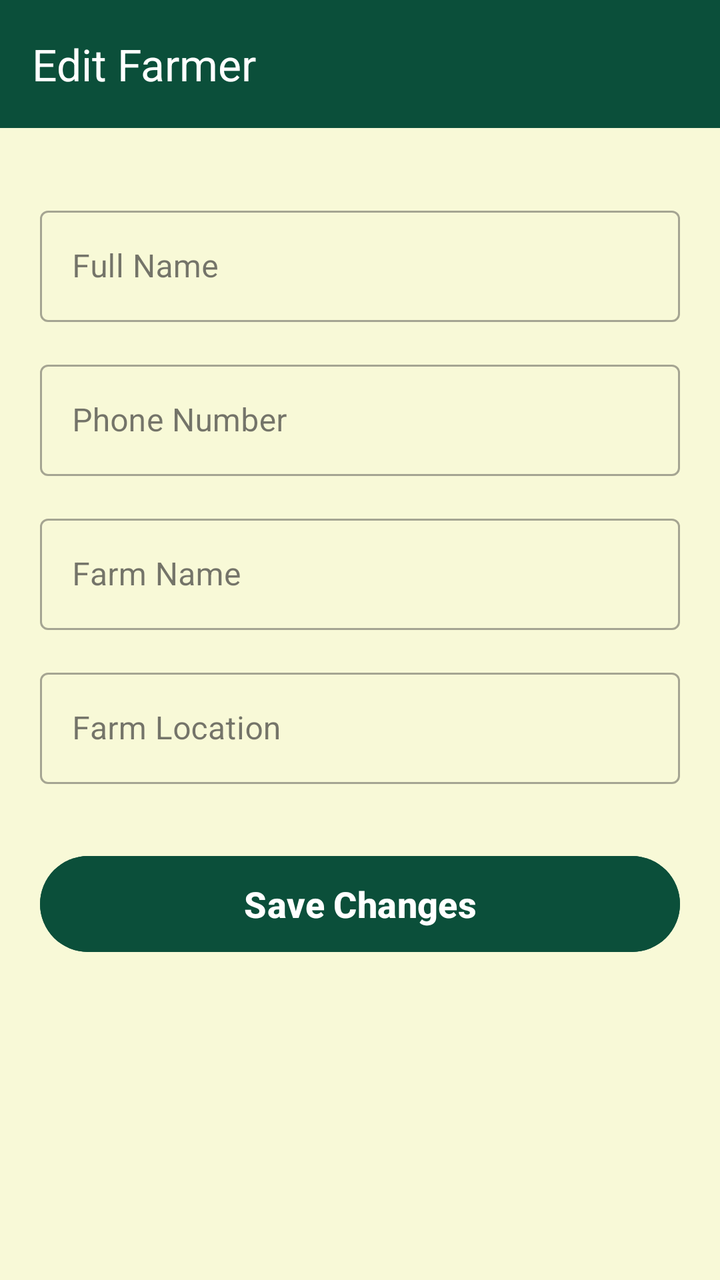
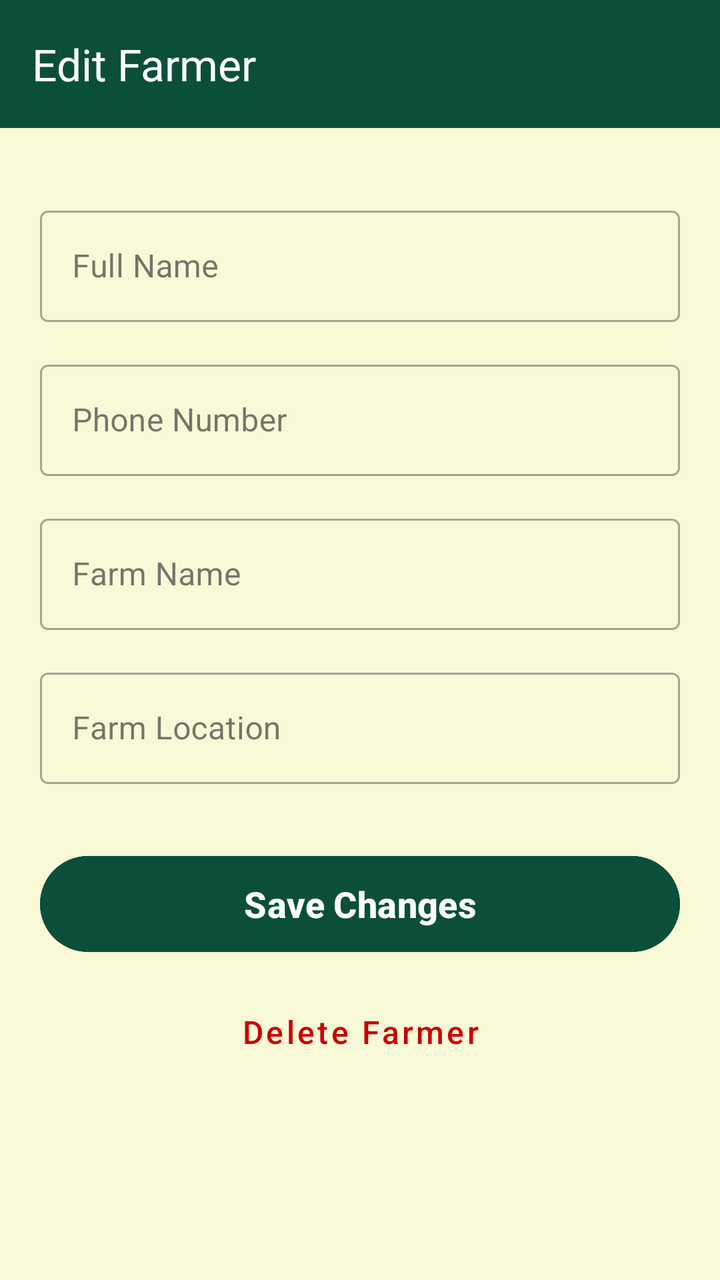

Screens rendered from an Android XML layout before and after an edit, with the pre-edit source and the edit as a unified diff.
<!-- AndroidManifest.xml: application theme Theme.AgriFlowApplication -->
<!-- res/layout/activity_edit_farmer.xml -->
<?xml version="1.0" encoding="utf-8"?>
<androidx.constraintlayout.widget.ConstraintLayout xmlns:android="http://schemas.android.com/apk/res/android"
    xmlns:app="http://schemas.android.com/apk/res-auto"
    xmlns:tools="http://schemas.android.com/tools"
    android:layout_width="match_parent"
    android:layout_height="match_parent"
    android:background="@color/light_bg"
    tools:context=".EditFarmerActivity">

    <androidx.appcompat.widget.Toolbar
        android:id="@+id/toolbar"
        android:layout_width="match_parent"
        android:layout_height="?attr/actionBarSize"
        android:background="@color/primary_green"
        app:layout_constraintTop_toTopOf="parent"
        app:title="@string/edit_farmer"
        app:titleTextColor="@color/white" />

    <ScrollView
        android:layout_width="match_parent"
        android:layout_height="0dp"
        app:layout_constraintBottom_toBottomOf="parent"
        app:layout_constraintTop_toBottomOf="@id/toolbar">

        <LinearLayout
            android:layout_width="match_parent"
            android:layout_height="wrap_content"
            android:orientation="vertical"
            android:padding="20dp">

            <com.google.android.material.textfield.TextInputLayout
                style="@style/Widget.MaterialComponents.TextInputLayout.OutlinedBox"
                android:layout_width="match_parent"
                android:layout_height="wrap_content"
                android:layout_marginTop="16dp"
                android:hint="@string/full_name">

                <com.google.android.material.textfield.TextInputEditText
                    android:id="@+id/etFullName"
                    android:layout_width="match_parent"
                    android:layout_height="wrap_content"
                    android:inputType="textPersonName" />
            </com.google.android.material.textfield.TextInputLayout>

            <com.google.android.material.textfield.TextInputLayout
                style="@style/Widget.MaterialComponents.TextInputLayout.OutlinedBox"
                android:layout_width="match_parent"
                android:layout_height="wrap_content"
                android:layout_marginTop="16dp"
                android:hint="@string/phone">

                <com.google.android.material.textfield.TextInputEditText
                    android:id="@+id/etPhone"
                    android:layout_width="match_parent"
                    android:layout_height="wrap_content"
                    android:inputType="phone" />
            </com.google.android.material.textfield.TextInputLayout>

            <com.google.android.material.textfield.TextInputLayout
                style="@style/Widget.MaterialComponents.TextInputLayout.OutlinedBox"
                android:layout_width="match_parent"
                android:layout_height="wrap_content"
                android:layout_marginTop="16dp"
                android:hint="@string/farm_name">

                <com.google.android.material.textfield.TextInputEditText
                    android:id="@+id/etFarmName"
                    android:layout_width="match_parent"
                    android:layout_height="wrap_content"
                    android:inputType="text" />
            </com.google.android.material.textfield.TextInputLayout>

            <com.google.android.material.textfield.TextInputLayout
                style="@style/Widget.MaterialComponents.TextInputLayout.OutlinedBox"
                android:layout_width="match_parent"
                android:layout_height="wrap_content"
                android:layout_marginTop="16dp"
                android:hint="@string/farm_location">

                <com.google.android.material.textfield.TextInputEditText
                    android:id="@+id/etFarmLocation"
                    android:layout_width="match_parent"
                    android:layout_height="wrap_content"
                    android:inputType="text" />
            </com.google.android.material.textfield.TextInputLayout>

            <Button
                android:id="@+id/btnSave"
                android:layout_width="match_parent"
                android:layout_height="56dp"
                android:layout_marginTop="32dp"
                android:backgroundTint="@color/primary_green"
                android:text="@string/save_changes"
                android:textAllCaps="false"
                android:textColor="@color/white"
                android:textSize="18sp"
                android:textStyle="bold" />

            <ProgressBar
                android:id="@+id/progressBar"
                android:layout_width="wrap_content"
                android:layout_height="wrap_content"
                android:layout_gravity="center"
                android:layout_marginTop="16dp"
                android:visibility="gone" />

        </LinearLayout>
    </ScrollView>

</androidx.constraintlayout.widget.ConstraintLayout>
<!-- resources referenced by this layout -->
<resources>
  <color name="light_bg">#F8F9D7</color>
  <color name="primary_green">#0B4F3A</color>
  <color name="white">#FFFFFFFF</color>
  <string name="edit_farmer">Edit Farmer</string>
  <string name="farm_location">Farm Location</string>
  <string name="farm_name">Farm Name</string>
  <string name="full_name">Full Name</string>
  <string name="phone">Phone Number</string>
  <string name="save_changes">Save Changes</string>
  <style name="Theme.AgriFlowApplication" parent="Base.Theme.AgriFlowApplication" />
  <style name="Base.Theme.AgriFlowApplication" parent="Theme.Material3.DayNight.NoActionBar">
          
          
      </style>
</resources>

<!-- the commit's change to res/layout/activity_edit_farmer.xml (unified diff, before → after) -->
@@ -96,6 +96,17 @@
                 android:textSize="18sp"
                 android:textStyle="bold" />
 
+            <Button
+                android:id="@+id/btnDeleteFarmer"
+                style="@style/Widget.MaterialComponents.Button.TextButton"
+                android:layout_width="match_parent"
+                android:layout_height="56dp"
+                android:layout_marginTop="8dp"
+                android:text="@string/delete_farmer"
+                android:textColor="@android:color/holo_red_dark"
+                android:textAllCaps="false"
+                android:textSize="16sp" />
+
             <ProgressBar
                 android:id="@+id/progressBar"
                 android:layout_width="wrap_content"
<!-- resource entries referenced after the edit -->
@@ -3,6 +3,7 @@
   <color name="light_bg">#F8F9D7</color>
   <color name="primary_green">#0B4F3A</color>
   <color name="white">#FFFFFFFF</color>
+  <string name="delete_farmer">Delete Farmer</string>
   <string name="edit_farmer">Edit Farmer</string>
   <string name="farm_location">Farm Location</string>
   <string name="farm_name">Farm Name</string>
